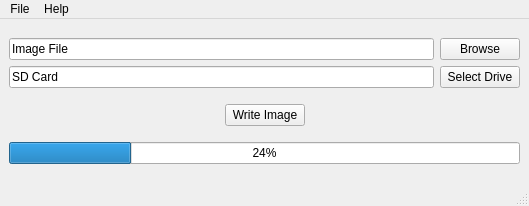
Qt form e310_image_updater.ui (triphumphries/e310-img-updater-gui) before a commit.
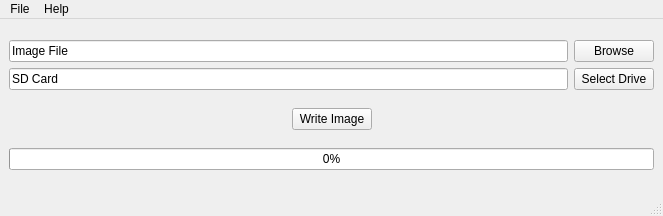
The same form after that commit.

Commit message: Adding functions to buttons. Browsing for image file will populate file name and check file size. Selecting drive will print list of storage devices.

The edit to the form file:
```diff
--- a/e310_image_updater.ui
+++ b/e310_image_updater.ui
@@ -6,13 +6,16 @@
    <rect>
     <x>0</x>
     <y>0</y>
-    <width>529</width>
-    <height>206</height>
+    <width>663</width>
+    <height>216</height>
    </rect>
   </property>
   <property name="windowTitle">
    <string>MainWindow</string>
   </property>
+  <property name="tabShape">
+   <enum>QTabWidget::Rounded</enum>
+  </property>
   <widget class="QWidget" name="centralwidget">
    <layout class="QVBoxLayout" name="verticalLayout_2">
     <item>
@@ -87,7 +90,7 @@
     <item>
      <widget class="QProgressBar" name="progressBar">
       <property name="value">
-       <number>24</number>
+       <number>0</number>
       </property>
      </widget>
     </item>
@@ -99,7 +102,7 @@
     <rect>
      <x>0</x>
      <y>0</y>
-     <width>529</width>
+     <width>663</width>
      <height>27</height>
     </rect>
    </property>
```
Left out of the diff: 2 changed lines with no effect on the pictures. The commit also changes 2 other files.
